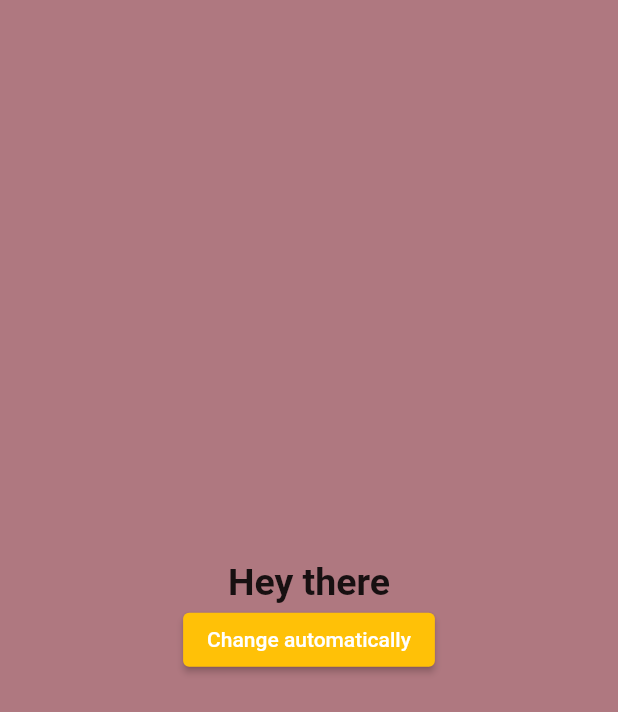
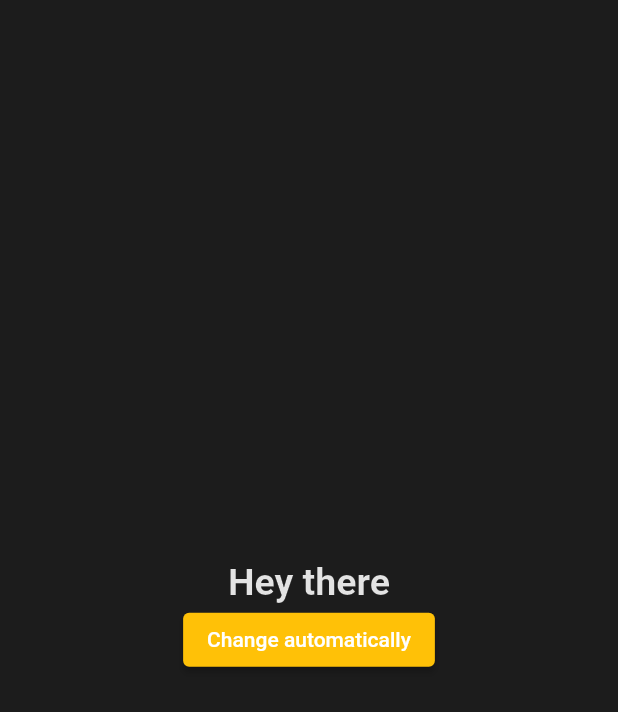
Before and after one commit to OlyaKovalchuk/generate_random_color, a Flutter app: the screen it shows after launch, after a tap on "Change automatically", on a phone screen of 412 x 824 dp. Shown: the top 712 px of the screen. Run offline on Flutter 3.47's test engine with Material 2 defaults, Android fonts, the phone set to English and light mode, and no system bars; our stand-ins replace equatable, flutter_bloc.

Commit message:
added auto change color; reformatted code; added feature: color for text 'hey there' changes to opposite background color

```diff
--- a/lib/bloc/color_bloc.dart
+++ b/lib/bloc/color_bloc.dart
@@ -1,10 +1,10 @@
 import 'dart:async';
-import 'dart:math';
 import 'dart:ui';
 
 import 'package:flutter_bloc/flutter_bloc.dart';
 import 'package:test_task/bloc/color_event.dart';
 import 'package:test_task/bloc/color_state.dart';
+import 'package:test_task/utils/random_color_fun.dart';
 
 class ColorBloc extends Bloc<ColorEvent, ColorState> {
   bool isAuto = true;
@@ -16,7 +16,12 @@ class ColorBloc extends Bloc<ColorEvent, ColorState> {
 
   Future<void> _randomColor(Emitter<ColorState> emit) async {
     emit(InitState());
-    Color _color = Color(Random().nextInt(0xffffffff));
-    emit(ReadyState(_color));
+    try {
+      Color _color = getRandomColor();
+
+      emit(ReadyState(_color));
+    } catch (e) {
+      emit(ErrorState());
+    }
   }
 }
--- a/lib/bloc/color_event.dart
+++ b/lib/bloc/color_event.dart
@@ -1,6 +1,6 @@
 import 'package:equatable/equatable.dart';
 
-class ColorEvent extends Equatable {
+abstract class ColorEvent extends Equatable {
   @override
   List<Object?> get props => [];
 }
--- a/lib/bloc/color_state.dart
+++ b/lib/bloc/color_state.dart
@@ -2,7 +2,7 @@ import 'dart:ui';
 
 import 'package:equatable/equatable.dart';
 
-class ColorState extends Equatable {
+abstract class ColorState extends Equatable {
   @override
   List<Object?> get props => [];
 }
@@ -14,3 +14,5 @@ class ReadyState extends ColorState {
 
   ReadyState(this.color);
 }
+
+class ErrorState extends ColorState {}
--- a/lib/button_auto_change.dart
+++ b/lib/components/button_auto_change.dart
@@ -1,7 +1,7 @@
-import 'dart:async';
 import 'package:flutter/material.dart';
-import 'bloc/color_bloc.dart';
-import 'bloc/color_event.dart';
+import 'package:test_task/utils/timer_function.dart';
+import '../bloc/color_bloc.dart';
+import '../constants/constants.dart';
 
 class ButtonAutoChange extends StatelessWidget {
   final ColorBloc colorBloc;
@@ -15,20 +15,10 @@ class ButtonAutoChange extends StatelessWidget {
         onPressed: () {
           colorBloc.isAuto = !colorBloc.isAuto;
           if (!colorBloc.isAuto) {
-            _timerForChangeColor();
+            timerForChangeColor(colorBloc);
           }
         },
         child: Text(
-            colorBloc.isAuto ? 'Change automatically' : 'Change manually'));
-  }
-
-  Timer _timerForChangeColor() {
-    return Timer.periodic(const Duration(seconds: 2), (timer) {
-      colorBloc.add(AutoChangeColorEvent());
-      if (colorBloc.isAuto) {
-        print('timer cancel');
-        timer.cancel();
-      }
-    });
+            colorBloc.isAuto ? changeAuto : changeManually));
   }
 }
--- /dev/null
+++ b/lib/components/hey_text.dart
@@ -0,0 +1,20 @@
+import 'package:flutter/material.dart';
+import 'package:test_task/constants/constants.dart';
+
+class HeyText extends StatelessWidget {
+  final Color color;
+
+  const HeyText({Key? key, required this.color}) : super(key: key);
+
+  @override
+  Widget build(BuildContext context) {
+    return ColorFiltered(
+      colorFilter: colorFilter,
+      child: Text(
+        heyText,
+        style:
+            TextStyle(color: color, fontSize: fontSize, fontWeight: FontWeight.bold),
+      ),
+    );
+  }
+}
--- /dev/null
+++ b/lib/constants/constants.dart
@@ -0,0 +1,33 @@
+import 'package:flutter/material.dart';
+
+const int maxRandom = 256;
+
+const ColorFilter colorFilter = ColorFilter.matrix([
+  -1, //RED
+  0,
+  0,
+  0,
+  255, //GREEN
+  0,
+  -1,
+  0,
+  0,
+  255, //BLUE
+  0,
+  0,
+  -1,
+  0,
+  255, //ALPHA
+  0,
+  0,
+  0,
+  1,
+  0,
+]);
+
+const double fontSize = 25;
+
+const String heyText = 'Hey there';
+const String changeAuto = 'Change automatically';
+const String changeManually = 'Change manually';
+const String error = 'Error';
--- a/lib/home_screen.dart
+++ b/lib/home_screen.dart
@@ -3,7 +3,10 @@ import 'package:flutter_bloc/flutter_bloc.dart';
 import 'package:test_task/bloc/color_bloc.dart';
 import 'package:test_task/bloc/color_event.dart';
 import 'package:test_task/bloc/color_state.dart';
-import 'package:test_task/button_auto_change.dart';
+import 'package:test_task/components/button_auto_change.dart';
+import 'package:test_task/components/hey_text.dart';
+
+import 'constants/constants.dart';
 
 class HomeScreen extends StatelessWidget {
   final ColorBloc _colorBloc = ColorBloc();
@@ -22,25 +25,29 @@ class HomeScreen extends StatelessWidget {
       child: BlocBuilder(
           bloc: _colorBloc..add(TapEvent()),
           builder: (context, state) {
+            if (state is ReadyState) {
               return Container(
                 width: double.infinity,
                 height: double.infinity,
-              color: state is ReadyState ? state.color : Colors.white,
+                color: state.color,
                 child: Padding(
                   padding: const EdgeInsets.symmetric(vertical: 20),
                   child: Column(
                     mainAxisAlignment: MainAxisAlignment.center,
                     children: [
-                    const Text(
-                      'Hey there',
-                      style:
-                          TextStyle(fontSize: 25, fontWeight: FontWeight.bold),
-                    ),
+                      HeyText(color: state.color),
                       ButtonAutoChange(colorBloc: _colorBloc),
                     ],
                   ),
                 ),
               );
+            } else if (state is ErrorState) {
+              return Center(
+                child: Text(error),
+              );
+            } else {
+              return Container();
+            }
           }),
     ));
   }
--- /dev/null
+++ b/lib/utils/random_color_fun.dart
@@ -0,0 +1,6 @@
+import 'dart:ui';
+
+import 'package:test_task/utils/random_num_fun.dart';
+
+Color getRandomColor() =>
+    Color.fromRGBO(getRandomNum(), getRandomNum(), getRandomNum(), 1);
--- /dev/null
+++ b/lib/utils/random_num_fun.dart
@@ -0,0 +1,5 @@
+import 'dart:math';
+
+import '../constants/constants.dart';
+
+int getRandomNum()=> Random().nextInt(maxRandom);
--- /dev/null
+++ b/lib/utils/timer_function.dart
@@ -0,0 +1,14 @@
+import 'dart:async';
+
+import 'package:test_task/bloc/color_bloc.dart';
+import 'package:test_task/bloc/color_event.dart';
+
+Timer timerForChangeColor(ColorBloc colorBloc) {
+  return Timer.periodic(const Duration(seconds: 2), (timer) {
+    colorBloc.add(AutoChangeColorEvent());
+    if (colorBloc.isAuto) {
+      print('timer cancel');
+      timer.cancel();
+    }
+  });
+}
```
Lines whose indentation alone changed are shown as unchanged.
